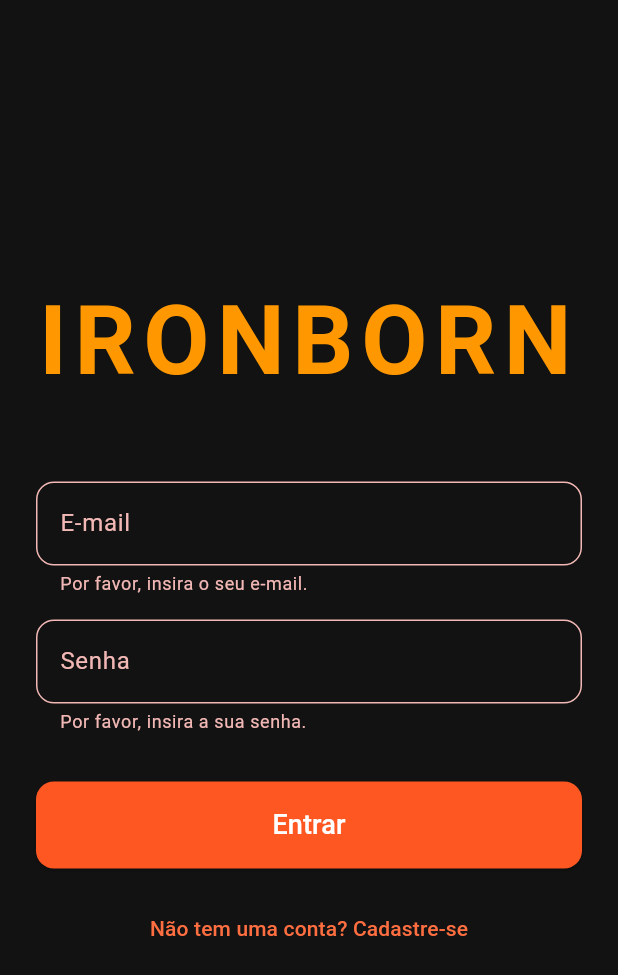
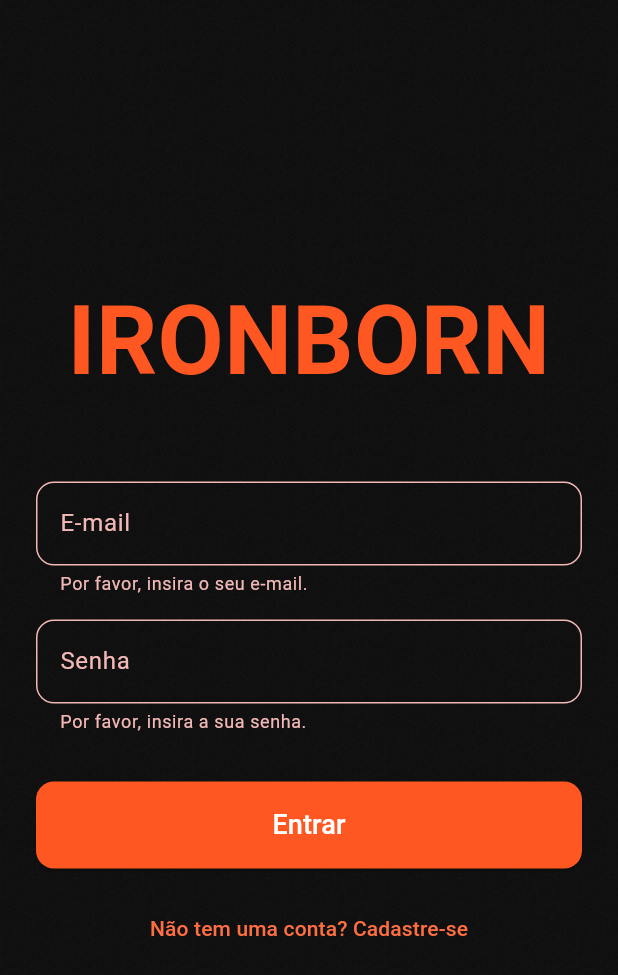
Before and after one commit to FelipeLarsen/ironborn, a Flutter app: the screen it shows after launch, after a tap on "Entrar", on a phone screen of 412 x 824 dp. Shown: the top 975 px of the screen. Run offline on Flutter 3.47's test engine with Material 3 defaults, Android fonts, the light colour scheme and no system bars; our stand-ins replace cloud_firestore, firebase_auth, firebase_core, fl_chart, google_fonts, timeago; accounts and stored records are empty; generated files the repository leaves out were written again; Roboto replaces fonts that are missing (Protest Strike).

```diff
--- a/lib/screens/login_screen.dart
+++ b/lib/screens/login_screen.dart
@@ -2,8 +2,9 @@
 
 import 'package:firebase_auth/firebase_auth.dart';
 import 'package:flutter/material.dart';
-import 'package:google_fonts/google_fonts.dart'; // Import necessário
+import 'package:google_fonts/google_fonts.dart';
 import 'package:ironborn/screens/register_screen.dart';
+import 'package:ironborn/widgets/noise_background.dart'; // Importa o nosso novo widget de ruído.
 
 class LoginScreen extends StatefulWidget {
   const LoginScreen({super.key});
@@ -43,7 +44,7 @@ class _LoginScreenState extends State<LoginScreen> {
           errorMessage = 'A senha está incorreta. Por favor, tente novamente.';
           break;
         case 'invalid-credential':
-           errorMessage = 'As credenciais estão incorretas. Verifique o e-mail и a senha.';
+           errorMessage = 'As credenciais estão incorretas. Verifique o e-mail e a senha.';
            break;
         default:
           errorMessage = 'Ocorreu um erro. Verifique a sua conexão.';
@@ -82,7 +83,13 @@ class _LoginScreenState extends State<LoginScreen> {
   @override
   Widget build(BuildContext context) {
     return Scaffold(
-      body: Center(
+      body: Stack(
+        children: [
+          // Camada 1: O efeito de ruído no fundo.
+          const NoiseBackground(opacity: 0.2),
+
+          // Camada 2: O conteúdo do ecrã de login.
+          Center(
             child: ConstrainedBox(
               constraints: const BoxConstraints(maxWidth: 480),
               child: SingleChildScrollView(
@@ -93,15 +100,13 @@ class _LoginScreenState extends State<LoginScreen> {
                     mainAxisAlignment: MainAxisAlignment.center,
                     crossAxisAlignment: CrossAxisAlignment.stretch,
                     children: [
-                  // ALTERADO: A fonte dos textos do logo foi alterada para Protest Strike.
                       Text(
                         'IRONBORN',
                         textAlign: TextAlign.center,
-                    style: GoogleFonts.protestStrike( // Utiliza a nova fonte
-                      fontSize: 64, // Ajuste de tamanho para a nova fonte
-                      letterSpacing: 5,
+                        style: GoogleFonts.protestStrike(
+                          fontSize: 64,
                           fontWeight: FontWeight.bold,
-                      color: Colors.orange,
+                          color: Colors.deepOrange,
                         ),
                       ),
                       const SizedBox(height: 48),
@@ -159,6 +164,8 @@ class _LoginScreenState extends State<LoginScreen> {
               ),
             ),
           ),
+        ],
+      ),
     );
   }
 }
--- /dev/null
+++ b/lib/widgets/noise_background.dart
@@ -0,0 +1,87 @@
+// ARQUIVO ATUALIZADO: lib/widgets/noise_background.dart
+
+import 'dart:math';
+import 'dart:typed_data'; // NOVO: Import necessário para Uint8List
+import 'dart:ui' as ui;
+import 'package:flutter/material.dart';
+
+class NoiseBackground extends StatefulWidget {
+  final double opacity;
+  const NoiseBackground({super.key, this.opacity = 0.1});
+
+  @override
+  State<NoiseBackground> createState() => _NoiseBackgroundState();
+}
+
+class _NoiseBackgroundState extends State<NoiseBackground> {
+  ui.Image? _noiseImage;
+
+  @override
+  void initState() {
+    super.initState();
+    _createNoiseImage();
+  }
+
+  void _createNoiseImage() async {
+    const int width = 128;
+    const int height = 128;
+    final random = Random();
+    // ALTERADO: A lista de píxeis agora é um Uint8List.
+    final pixels = Uint8List(width * height * 4);
+    for (int i = 0; i < pixels.length; i += 4) {
+      // Canais R, G, B continuam a 0 (preto).
+      pixels[i] = 0;
+      pixels[i + 1] = 0;
+      pixels[i + 2] = 0;
+      // Canal Alfa (transparência) é um valor aleatório.
+      pixels[i + 3] = random.nextInt(256);
+    }
+
+    // A chamada a decodeImageFromPixels agora funciona corretamente.
+    ui.decodeImageFromPixels(
+      pixels,
+      width,
+      height,
+      ui.PixelFormat.rgba8888,
+      (image) {
+        if (mounted) {
+          setState(() {
+            _noiseImage = image;
+          });
+        }
+      },
+    );
+  }
+
+  @override
+  Widget build(BuildContext context) {
+    if (_noiseImage == null) {
+      return const SizedBox.shrink();
+    }
+
+    return Positioned.fill(
+      child: Opacity(
+        opacity: widget.opacity,
+        child: CustomPaint(
+          painter: _NoisePainter(_noiseImage!),
+        ),
+      ),
+    );
+  }
+}
+
+class _NoisePainter extends CustomPainter {
+  final ui.Image image;
+
+  _NoisePainter(this.image);
+
+  @override
+  void paint(Canvas canvas, Size size) {
+    final paint = Paint()..shader = ImageShader(
+            image, TileMode.repeated, TileMode.repeated, Matrix4.identity().storage);
+    canvas.drawRect(Rect.fromLTWH(0, 0, size.width, size.height), paint);
+  }
+
+  @override
+  bool shouldRepaint(covariant CustomPainter oldDelegate) => false;
+}
--- a/lib/widgets/responsive_layout.dart
+++ b/lib/widgets/responsive_layout.dart
@@ -1,8 +1,8 @@
-// ARQUIVO NOVO: lib/widgets/responsive_layout.dart
-// Este é o nosso widget reutilizável para criar layouts responsivos.
+// ARQUIVO ATUALIZADO E FINAL
 
 import 'package:flutter/material.dart';
 
+// Este é o nosso widget reutilizável e robusto para criar layouts responsivos.
 class ResponsiveLayout extends StatelessWidget {
   final PreferredSizeWidget? appBar;
   final Widget body;
@@ -19,16 +19,21 @@ class ResponsiveLayout extends StatelessWidget {
 
   @override
   Widget build(BuildContext context) {
-    return Scaffold(
+    // ALTERADO: O Scaffold principal agora está envolvido por um SafeArea.
+    // Isto garante que todos os ecrãs que usem este layout respeitarão
+    // as barras de navegação do sistema operativo (em cima e em baixo).
+    return SafeArea(
+      child: Scaffold(
         appBar: appBar,
         body: Center(
           child: ConstrainedBox(
-          constraints: const BoxConstraints(maxWidth: 960), // Largura máxima para o conteúdo
+            constraints: const BoxConstraints(maxWidth: 960),
             child: body,
           ),
         ),
         bottomNavigationBar: bottomNavigationBar,
         floatingActionButton: floatingActionButton,
+      ),
     );
   }
 }
```
Also changed, not shown: 2 other files. Lines whose indentation alone changed are shown as unchanged.
